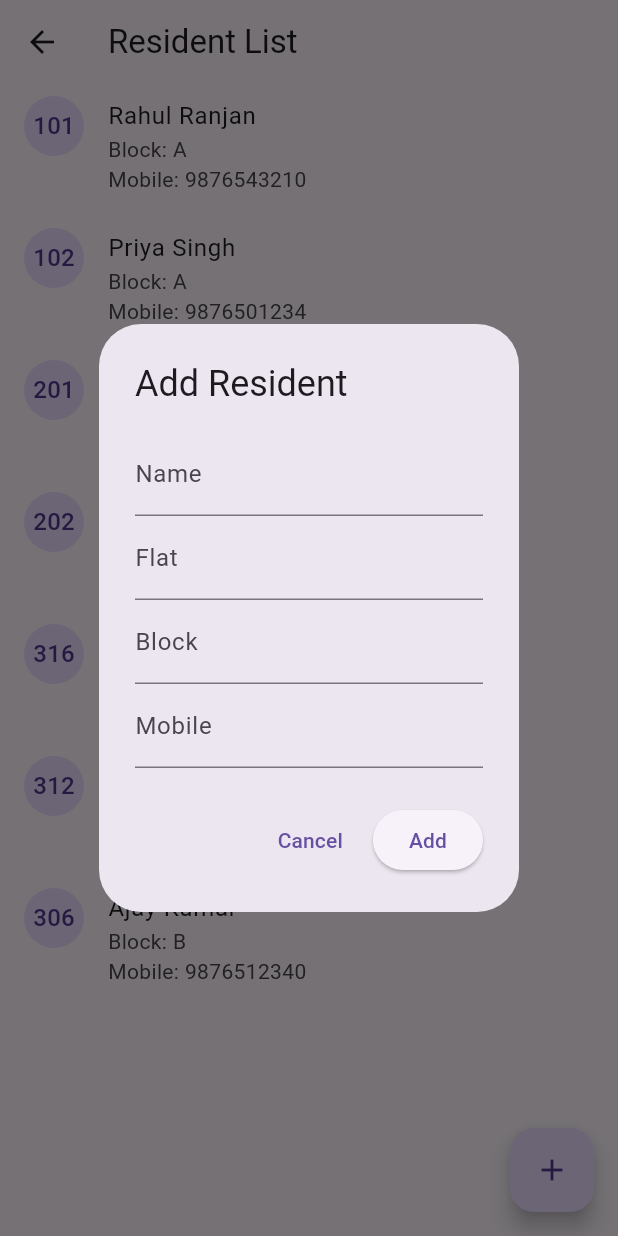
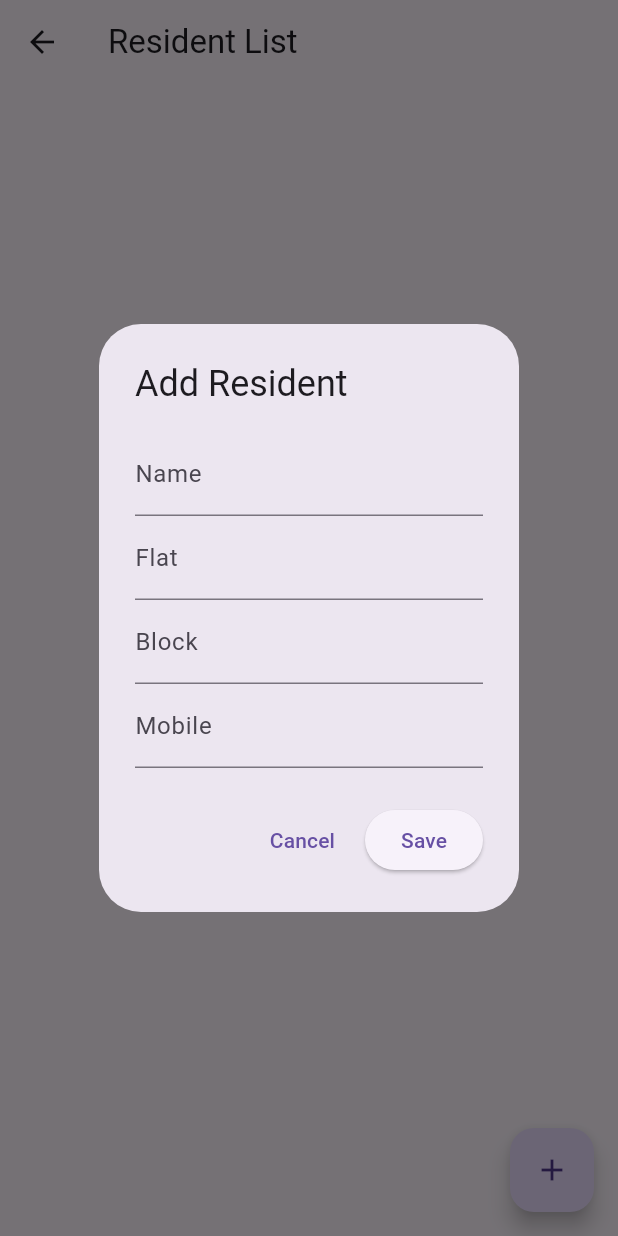
Before and after one commit to rverma2292/flutter_society_app, a Flutter app: the ResidentsPage screen opened directly, after a tap on the "add" icon, on a phone screen of 412 x 824 dp. Run offline on Flutter 3.47's test engine with Material 3 defaults, Android fonts, the phone set to English and light mode, and no system bars; our stand-ins replace hive, hive_flutter, image_picker, qr_flutter, share_plus, sqflite; missing offline and left inert: mobile_scanner; accounts and stored records are empty.

Commit message:
SqlLite installation and Grid

```diff
--- /dev/null
+++ b/lib/database_helper.dart
@@ -0,0 +1,64 @@
+import 'package:sqflite/sqflite.dart';
+import 'package:path/path.dart';
+
+class DatabaseHelper {
+  static final DatabaseHelper instance = DatabaseHelper._internal();
+  static Database? _database;
+
+  DatabaseHelper._internal();
+
+  Future<Database> get database async {
+    if (_database != null) return _database!;
+    _database = await _initDB();
+    return _database!;
+  }
+
+  Future<Database> _initDB() async {
+    final dbPath = await getDatabasesPath();
+    final path = join(dbPath, 'residents.db');
+
+    return await openDatabase(
+      path,
+      version: 2,
+      onCreate: (db, version) async {
+        await db.execute('''
+          CREATE TABLE residents (
+            id INTEGER PRIMARY KEY AUTOINCREMENT,
+            name TEXT,
+            flat TEXT,
+            block TEXT,
+            mobile TEXT,
+            created_at TEXT,
+            updated_at TEXT
+          )
+        ''');
+      },
+    );
+  }
+
+  Future<List<Map<String, dynamic>>> getAllResidents() async {
+    final db = await database;
+    return await db.query('residents');
+  }
+
+  Future<void> insertResident(Map<String, dynamic> data) async {
+    final db = await database;
+    await db.insert('residents', data,
+        conflictAlgorithm: ConflictAlgorithm.replace);
+  }
+
+  Future<void> updateResident(Map<String, dynamic> data) async {
+    final db = await database;
+    await db.update(
+      'residents',
+      data,
+      where: 'id = ?',
+      whereArgs: [data['id']],
+    );
+  }
+
+  Future<void> deleteResident(String id) async {
+    final db = await database;
+    await db.delete('residents', where: 'id = ?', whereArgs: [id]);
+  }
+}
--- a/lib/main.dart
+++ b/lib/main.dart
@@ -6,7 +6,6 @@ import 'package:qr_flutter/qr_flutter.dart';
 // share import
 import 'package:share_plus/share_plus.dart';
 import 'dart:typed_data';
-import 'dart:ui';
 import 'dart:ui';
 import 'package:flutter/rendering.dart';
 // path provide to use in share
@@ -18,10 +17,12 @@ import 'package:mobile_scanner/mobile_scanner.dart';
 import 'package:image_picker/image_picker.dart';
 import 'package:hive/hive.dart'; // to save data with hive
 import 'package:hive_flutter/hive_flutter.dart';
+import 'resident.dart'; // Resident model import karo
+import 'database_helper.dart';
 
 
 
-void main() {
+void main() async {
   runApp(MyApp());
 }
 
@@ -36,7 +37,8 @@ class MyApp extends StatelessWidget {
   }
 }
 
-// Resident Model
+/*
+// Old Resident model
 class Resident {
   final String id;
   final String name;
@@ -62,6 +64,7 @@ class Resident {
     );
   }
 }
+*/
 
 // Initial Page with buttons
 class MenuPage extends StatelessWidget {
@@ -147,9 +150,11 @@ class _ResidentsPageState extends State<ResidentsPage> {
   @override
   void initState() {
     super.initState();
-    loadResidents();
+    loadResidents(); // Purana resident.json wala code commented
   }
 
+  /*
+  // Old code for loading from JSON (commented)
   Future<void> loadResidents() async {
     final String response = await rootBundle.loadString('assets/residents.json');
     final List<dynamic> data = json.decode(response);
@@ -157,74 +162,145 @@ class _ResidentsPageState extends State<ResidentsPage> {
       residents = data.map((json) => Resident.fromJson(json)).toList();
     });
   }
-  // ----------------- Add Resident Dialog -----------------
-  void _showAddResidentDialog() {
-    final _nameController = TextEditingController();
-    final _flatController = TextEditingController();
-    final _blockController = TextEditingController();
-    final _mobileController = TextEditingController();
+  */
 
-    showDialog(
+  Future<void> loadResidents() async {
+    final rows = await DatabaseHelper.instance.getAllResidents();
+
+    setState(() {
+      residents = rows.map((data) => Resident.fromMap(data)).toList();
+    });
+  }
+
+
+  /// ---------- Add Resident (Hive Save) ----------
+  Future<void> addResident(BuildContext context) async {
+    final nameController = TextEditingController();
+    final flatController = TextEditingController();
+    final blockController = TextEditingController();
+    final mobileController = TextEditingController();
+
+    await showDialog(
       context: context,
-      builder: (context) => AlertDialog(
+      builder: (ctx) => AlertDialog(
         title: Text("Add Resident"),
         content: SingleChildScrollView(
           child: Column(
+            mainAxisSize: MainAxisSize.min,
             children: [
-              TextField(
-                controller: _nameController,
-                decoration: InputDecoration(labelText: "Name"),
-              ),
-              TextField(
-                controller: _flatController,
-                decoration: InputDecoration(labelText: "Flat"),
-              ),
-              TextField(
-                controller: _blockController,
-                decoration: InputDecoration(labelText: "Block"),
-              ),
-              TextField(
-                controller: _mobileController,
-                decoration: InputDecoration(labelText: "Mobile"),
-                keyboardType: TextInputType.phone,
-              ),
+              // ID फ़ील्ड हटा दिया गया है, क्योंकि SQL इसे स्वचालित रूप से उत्पन्न करता है
+              TextField(controller: nameController, decoration: InputDecoration(labelText: "Name")),
+              TextField(controller: flatController, decoration: InputDecoration(labelText: "Flat")),
+              TextField(controller: blockController, decoration: InputDecoration(labelText: "Block")),
+              TextField(controller: mobileController, decoration: InputDecoration(labelText: "Mobile")),
             ],
           ),
         ),
         actions: [
           TextButton(
+            onPressed: () => Navigator.pop(ctx),
             child: Text("Cancel"),
-            onPressed: () => Navigator.pop(context),
           ),
           ElevatedButton(
-            child: Text("Add"),
-            onPressed: () {
-              final newResident = Resident(
-                id: "R${residents.length + 101}", // simple auto id
-                name: _nameController.text,
-                flat: _flatController.text,
-                block: _blockController.text,
-                mobile: _mobileController.text,
+            onPressed: () async {
+              // यह सुनिश्चित करने के लिए जांचें कि कोई भी फ़ील्ड खाली न हो
+              if (nameController.text.isEmpty ||
+                  flatController.text.isEmpty ||
+                  blockController.text.isEmpty ||
+                  mobileController.text.isEmpty) {
+                ScaffoldMessenger.of(context).showSnackBar(
+                  SnackBar(content: Text("Please fill all fields.")),
                 );
+                return;
+              }
 
-              setState(() {
-                residents.add(newResident);
-              });
+              final now = DateTime.now().toIso8601String();
 
-              Navigator.pop(context);
+              // सुनिश्चित करें कि कॉलम नाम ('created_at') आपके DatabaseHelper से मेल खाते हैं
+              final newResident = {
+                "name": nameController.text,
+                "flat": flatController.text,
+                "block": blockController.text,
+                "mobile": mobileController.text,
+                "created_at": now,
+                "updated_at": now,
+              };
+
+              await DatabaseHelper.instance.insertResident(newResident);
+              await loadResidents(); // सूची को रीफ़्रेश करें
+              Navigator.pop(ctx);
             },
+            child: Text("Save"),
           ),
         ],
       ),
     );
   }
-  // ----------------- End Add Resident Dialog -----------------
+
+
+  // ----------------- Edit Resident Dialog -----------------
+  Future<void> editResident(BuildContext context, Resident resident) async {
+    final nameController = TextEditingController(text: resident.name);
+    final flatController = TextEditingController(text: resident.flat);
+    final blockController = TextEditingController(text: resident.block);
+    final mobileController = TextEditingController(text: resident.mobile);
+    await showDialog(
+      context: context,
+      builder: (ctx) => AlertDialog(
+        title: Text("Edit Resident"),
+        content: SingleChildScrollView(
+          child: Column(
+            mainAxisSize: MainAxisSize.min,
+            children: [
+              TextField(
+                controller: TextEditingController(text: resident.id.toString()),
+                decoration: InputDecoration(labelText: "ID (cannot be changed)"),
+                readOnly: true,
+              ),
+              TextField(controller: nameController, decoration: InputDecoration(labelText: "Name")),
+              TextField(controller: flatController, decoration: InputDecoration(labelText: "Flat")),
+              TextField(controller: blockController, decoration: InputDecoration(labelText: "Block")),
+              TextField(controller: mobileController, decoration: InputDecoration(labelText: "Mobile")),
+            ],
+          ),
+        ),
+        actions: [
+          TextButton(
+            onPressed: () => Navigator.pop(ctx),
+            child: Text("Cancel"),
+          ),
+          ElevatedButton(
+            onPressed: () async {
+              final now = DateTime.now().toIso8601String();
+
+              final updatedData = {
+                "id": resident.id,
+                "name": nameController.text,
+                "flat": flatController.text,
+                "block": blockController.text,
+                "mobile": mobileController.text,
+                "created_at": resident.created_at,
+                "updated_at": now,
+              };
+
+              await DatabaseHelper.instance.updateResident(updatedData);
+              await loadResidents();
+              Navigator.pop(ctx);
+            },
+            child: Text("Save"),
+          ),
+        ],
+      ),
+    );
+  }
+
   @override
   Widget build(BuildContext context) {
     return Scaffold(
-      appBar: AppBar(title: Text("Resident List")),
+      appBar: AppBar(
+          title: Text("Resident List")),
       body: residents.isEmpty
-          ? Center(child: CircularProgressIndicator())
+          ? Center(child: Text("No Residents Found"))
           : ListView.builder(
         itemCount: residents.length,
         itemBuilder: (context, index) {
@@ -234,17 +310,58 @@ class _ResidentsPageState extends State<ResidentsPage> {
             title: Text(r.name),
             subtitle: Text("Block: ${r.block}\nMobile: ${r.mobile}"),
             isThreeLine: true,
+            trailing: Row(
+              mainAxisSize: MainAxisSize.min,
+              children: [
+                IconButton(
+                  icon: Icon(Icons.edit),
+                  onPressed: () => editResident(context, r),
+                ),
+                IconButton(
+                  icon: Icon(Icons.delete, color: Colors.red),
+                  onPressed: () async {
+                    // Confirm dialog before deleting
+                    final confirm = await showDialog<bool>(
+                      context: context,
+                      builder: (ctx) => AlertDialog(
+                        title: Text('Delete Resident?'),
+                        content: Text('Are you sure you want to delete ${r.name}?'),
+                        actions: [
+                          TextButton(
+                            onPressed: () => Navigator.pop(ctx, false),
+                            child: Text('Cancel'),
+                          ),
+                          ElevatedButton(
+                            onPressed: () => Navigator.pop(ctx, true),
+                            child: Text('Delete'),
+                          ),
+                        ],
+                      ),
+                    );
+
+                    if (confirm == true) {
+                      await DatabaseHelper.instance.deleteResident(r.id.toString());
+                      await loadResidents(); // Refresh list
+                      ScaffoldMessenger.of(context).showSnackBar(
+                        SnackBar(content: Text('${r.name} deleted successfully!')),
+                      );
+                    }
+                  },
+                ),
+              ],
+            ),
           );
         },
       ),
       floatingActionButton: FloatingActionButton(
-        onPressed: _showAddResidentDialog,
+        onPressed: () => addResident(context),
         child: Icon(Icons.add),
         tooltip: "Add Resident",
       ),
     );
   }
 }
+
 
 // Show QR Page with filter
 class ShowQRPage extends StatefulWidget {
@@ -262,12 +379,23 @@ class _ShowQRPageState extends State<ShowQRPage> {
     super.initState();
     loadResidents();
   }
-
+  /*
+  // Resident List with Json File
   Future<void> loadResidents() async {
     final String response = await rootBundle.loadString('assets/residents.json');
     final List<dynamic> data = json.decode(response);
     setState(() {
       residents = data.map((json) => Resident.fromJson(json)).toList();
+      filtered = residents;
+    });
+  }
+  */
+
+  Future<void> loadResidents() async {
+    final rows = await DatabaseHelper.instance.getAllResidents();
+
+    setState(() {
+      residents = rows.map((data) => Resident.fromMap(data)).toList();
       filtered = residents;
     });
   }
@@ -319,7 +447,7 @@ class _ShowQRPageState extends State<ShowQRPage> {
                         );
                       },
                       leading: QrImageView(
-                        data: r.id,
+                        data: r.id.toString(),
                         version: QrVersions.auto,
                         size: 60,
                       ),
@@ -346,7 +474,7 @@ class FullScreenQR extends StatelessWidget {
   Future<void> shareQR() async {
     try {
       final qrValidationResult = QrValidator.validate(
-        data: resident.id,
+        data: resident.id.toString(),
         version: QrVersions.auto,
         errorCorrectionLevel: QrErrorCorrectLevel.Q,
       );
@@ -382,8 +510,8 @@ class FullScreenQR extends StatelessWidget {
 
         final picture = recorder.endRecording();
         final img = await picture.toImage(
-          (400 + margin * 2).toInt(),  // <- yaha toInt() lagaya
-          (400 + margin * 2).toInt(),  // <- yaha bhi toInt()
+          (400 + margin * 2).toInt(),
+          (400 + margin * 2).toInt(),
         );
         final finalBytes = await img.toByteData(format: ImageByteFormat.png);
 
@@ -413,7 +541,7 @@ class FullScreenQR extends StatelessWidget {
           ),
         ],
       ),
-      backgroundColor: Colors.white, // Pure page white
+      backgroundColor: Colors.white,
       body: Center(
         child: Column(
           mainAxisAlignment: MainAxisAlignment.center,
@@ -424,7 +552,7 @@ class FullScreenQR extends StatelessWidget {
                 padding: const EdgeInsets.symmetric(horizontal: 40), // left-right margin
                 color: Colors.white,
                 child: QrImageView(
-                  data: resident.id,
+                  data: resident.id.toString(),
                   version: QrVersions.auto,
                   size: MediaQuery.of(context).size.width - 80, // screen width - margins
                 ),
@@ -491,9 +619,14 @@ class _ScanQRPageState extends State<ScanQRPage> {
   }
 
   Future<void> loadResidents() async {
-    final String response = await rootBundle.loadString('assets/residents.json');
-    residents = json.decode(response);
+    final data = await DatabaseHelper.instance.getAllResidents();
+    if (mounted) {
+      setState(() {
+        residents = data;
+      });
     }
+  }
+
 
   /// ---------- CAMERA SCAN CALLBACK ----------
   void _onDetect(BarcodeCapture capture) {
@@ -533,11 +666,17 @@ class _ScanQRPageState extends State<ScanQRPage> {
 
   /// ---------- PROCESS SCAN ----------
   void processScan(Barcode barcode) {
-    final id = barcode.rawValue ?? "";
-    final matched = residents.firstWhere(
-          (r) => r["id"] == id,
-      orElse: () => null,
-    );
+    final idString = barcode.rawValue ?? "";
+    final id = int.tryParse(idString);
+
+    dynamic matched;
+    if (id != null) {
+      try {
+        matched = residents.firstWhere((r) => r["id"] == id);
+      } catch (e) {
+        matched = null;
+      }
+    }
 
     setState(() {
       scannedCode = barcode;
--- /dev/null
+++ b/lib/resident.dart
@@ -0,0 +1,62 @@
+class Resident {
+  final int? id;
+  final String name;
+  final String flat;
+  final String block;
+  final String mobile;
+  final String? created_at; // इसे nullable बनाएं
+  final String? updated_at; // इसे nullable बनाएं
+
+  Resident({
+    this.id,
+    required this.name,
+    required this.flat,
+    required this.block,
+    required this.mobile,
+    this.created_at, // इसे अब required नहीं है
+    this.updated_at, // इसे अब required नहीं है
+  });
+
+  Map<String, dynamic> toMap() {
+    // वर्तमान समय को ISO 8601 स्ट्रिंग फॉर्मेट में प्राप्त करें
+    final String now = DateTime.now().toIso8601String();
+
+    return {
+      'id': id,
+      'name': name,
+      'flat': flat,
+      'block': block,
+      'mobile': mobile,
+      // यदि created_at null है (नया रिकॉर्ड), तो वर्तमान समय सेट करें, अन्यथा मौजूदा मान का उपयोग करें
+      'created_at': created_at ?? now,
+      // हमेशा वर्तमान समय के साथ updated_at को अपडेट करें
+      'updated_at': now,
+    };
+  }
+
+  factory Resident.fromMap(Map<String, dynamic> map) {
+    return Resident(
+      id: map['id'],
+      name: map['name'] ?? '',
+      flat: map['flat'] ?? '',
+      block: map['block'] ?? '',
+      mobile: map['mobile'] ?? '',
+      created_at: map['created_at'],
+      // ये पहले से ही nullable हैं, इसलिए ?? '' की आवश्यकता नहीं है
+      updated_at: map['updated_at'],
+    );
+  }
+
+  static const String createTable = '''
+  CREATE TABLE residents (
+    id INTEGER PRIMARY KEY AUTOINCREMENT,
+    name TEXT NOT NULL,
+    flat TEXT NOT NULL,
+    block TEXT NOT NULL,
+    mobile TEXT NOT NULL UNIQUE,
+    -- CURRENT_TIMESTAMP को डिफ़ॉल्ट मान के रूप में सेट करें
+    created_at TEXT NOT NULL DEFAULT (STRFTIME('%Y-%m-%dT%H:%M:%fZ', 'now')),
+    updated_at TEXT NOT NULL DEFAULT (STRFTIME('%Y-%m-%dT%H:%M:%fZ', 'now'))
+  )
+  ''';
+}
--- a/pubspec.yaml
+++ b/pubspec.yaml
@@ -37,6 +37,10 @@ dependencies:
   share_plus: ^12.0.1
   path_provider: ^2.1.5
   image_picker: ^1.2.1
+  hive: ^2.2.3
+  hive_flutter: ^1.1.0
+  sqflite: ^2.4.2
+  path: ^1.9.1
 #  csv: ^5.0.1
 
 
@@ -56,6 +60,8 @@ dev_dependencies:
   # package. See that file for information about deactivating specific lint
   # rules and activating additional ones.
   flutter_lints: ^5.0.0
+  hive_generator: ^2.0.1
+  build_runner: ^2.5.4
 
 # For information on the generic Dart part of this file, see the
 # following page: https://dart.dev/tools/pub/pubspec
```
Also changed, not shown: pubspec.lock. Lines whose indentation alone changed are shown as unchanged.
